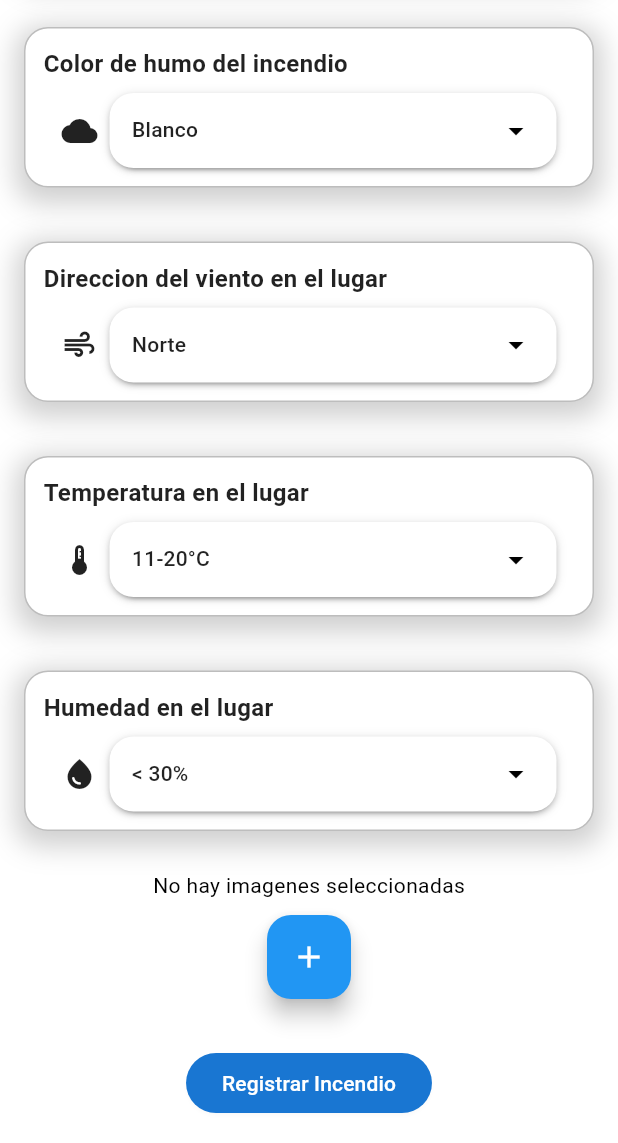
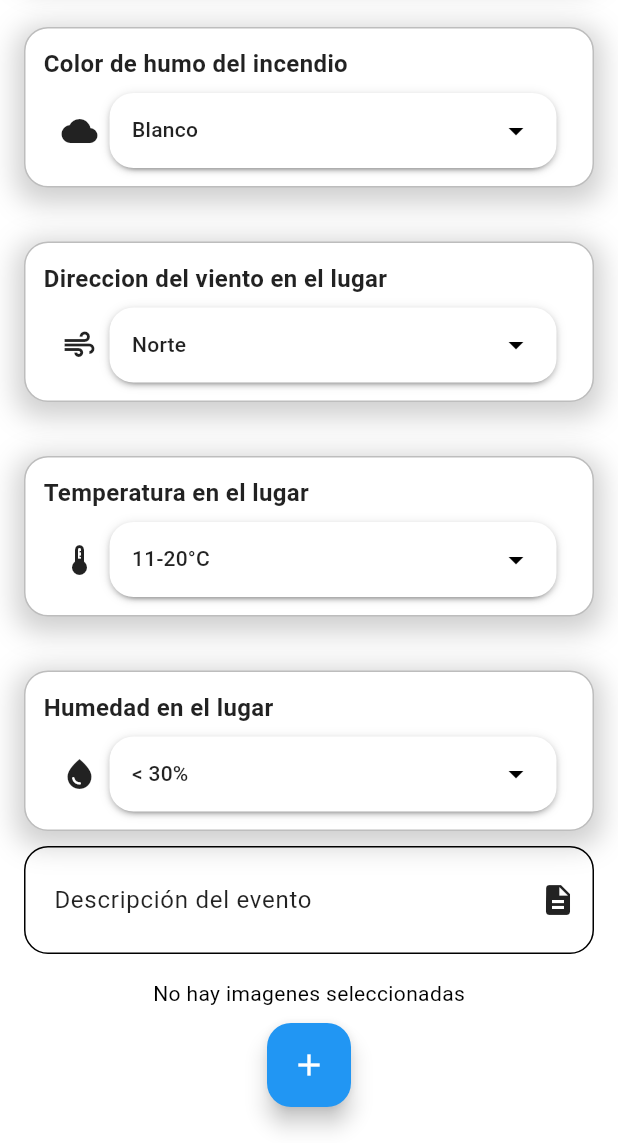
Before and after one commit to MarioB19/tepepixqui_movil, a Flutter app: the IncendioForm screen opened directly, scrolled down 989 dp, on a phone screen of 412 x 824 dp, the part 93-1236 px from its top. Run offline on Flutter 3.47's test engine with Material 3 defaults, Android fonts, the phone set to English and light mode, and no system bars; drawn by our look-alikes of dropdown_button2; our stand-ins replace carousel_slider, cloud_firestore, curved_navigation_bar, extended_image, file_picker, firebase_auth and 9 more; missing offline and left inert: dart:ffi; accounts and stored records are empty; statements that could not run were skipped.

Commit message:
feat: :hammer: implementacion de descripcion al crear un incendio

```diff
--- a/lib/components/incendio_form.dart
+++ b/lib/components/incendio_form.dart
@@ -152,6 +152,27 @@ class IncendioForm extends StatelessWidget {
                       controller.humedad.value = newValue ?? '',
                   icon: Icons.water_drop,
                 )),
+
+                  CustomTextField(
+            labelText: "Descripción del evento",
+            hintText: 'Proporcione una descripción detallada del incendio',
+            controller: controller.descripcion,
+            keyboardType: TextInputType.multiline,
+            maxLines: 3,
+            onChanged: (value) {
+              // Puedes agregar lógica adicional aquí si es necesario
+            },
+            validator: (value) {
+              if (value == null || value.isEmpty) {
+                return 'Por favor, ingrese una descripción del incendio';
+              }
+              if (value.length < 10) {
+                return 'La descripción debe tener al menos 10 caracteres';
+              }
+              return null;
+            },
+            suffixIcon: const Icon(Icons.description),
+          ),
             const SizedBox(height: 16),
              ImageCarousel<OngIncendioFormController>(controller: controller),
 
--- a/lib/controllers/ong/ong_incendio_form_controller.dart
+++ b/lib/controllers/ong/ong_incendio_form_controller.dart
@@ -1,12 +1,13 @@
 import 'dart:io';
 
+import 'package:flutter/foundation.dart';
 import 'package:flutter/material.dart';
 import 'package:get/get.dart';
 import 'package:google_maps_flutter/google_maps_flutter.dart';
 import 'package:image_picker/image_picker.dart';
 import 'package:tepepixqui_movil/components/generals/custom_dialog.dart';
 import 'package:tepepixqui_movil/models/incendio.dart';
-import 'package:tepepixqui_movil/pages/ong/oportunidades/ong_oportunidades_index.dart';
+
 import 'package:tepepixqui_movil/utils/services/files_service.dart';
 import 'package:tepepixqui_movil/utils/validations/validations_incendio.dart';
 
@@ -14,6 +15,7 @@ class OngIncendioFormController extends GetxController {
   var fechaInicio = DateTime.now().obs;
 
   TextEditingController duracion = TextEditingController();
+  TextEditingController descripcion = TextEditingController();
 
   var tipoVegetacion = 'Bosque de coníferas'.obs;
   var intensidad = 'Baja'.obs;
@@ -90,6 +92,7 @@ class OngIncendioFormController extends GetxController {
     }
 
     String duration = duracion.value.text;
+    String description = descripcion.value.text;
 
     if (ValidationsIncendio.validarDuracion(duration) != null) {
       return;
@@ -101,9 +104,14 @@ class OngIncendioFormController extends GetxController {
       return;
     }
 
+    if (description.isEmpty || description.length < 10) {
+      return;
+    }
+
     List<String> urlImages = await FilesService.uploadFiles(images);
 
     IncendioModel incendio = new IncendioModel(
+        descripcion: description,
         ubicacionLatitud: ubicacion.value.latitude,
         ubicacionLongitud: ubicacion.value.longitude,
         fechaInicio: fechaInicio.value,
--- a/lib/models/incendio.dart
+++ b/lib/models/incendio.dart
@@ -13,6 +13,7 @@ class IncendioModel {
   String colorDelHumo;
   List<String> fotografias; // URLs or paths to images
 
+  String descripcion;
   bool activo;
 
   // Condiciones Meteorológicas
@@ -22,6 +23,7 @@ class IncendioModel {
 
   IncendioModel({
     this.id = '',
+    required this.descripcion,
     required this.ubicacionLatitud,
     required this.ubicacionLongitud,
     required this.fechaInicio,
@@ -50,6 +52,7 @@ class IncendioModel {
       'viento': viento,
       'temperatura': temperatura,
       'humedad': humedad,
+      'descripcion': descripcion,
       'activo' : activo,
     };
   }
@@ -58,6 +61,7 @@ class IncendioModel {
   factory IncendioModel.fromMap(String id, Map<String, dynamic> map) {
     return IncendioModel(
       id: id,
+      descripcion: map['descripcion'],
       ubicacionLatitud: map['ubicacionLatitud'],
       ubicacionLongitud: map['ubicacionLongitud'],
       fechaInicio: DateTime.parse(map['fechaInicio']),
```
